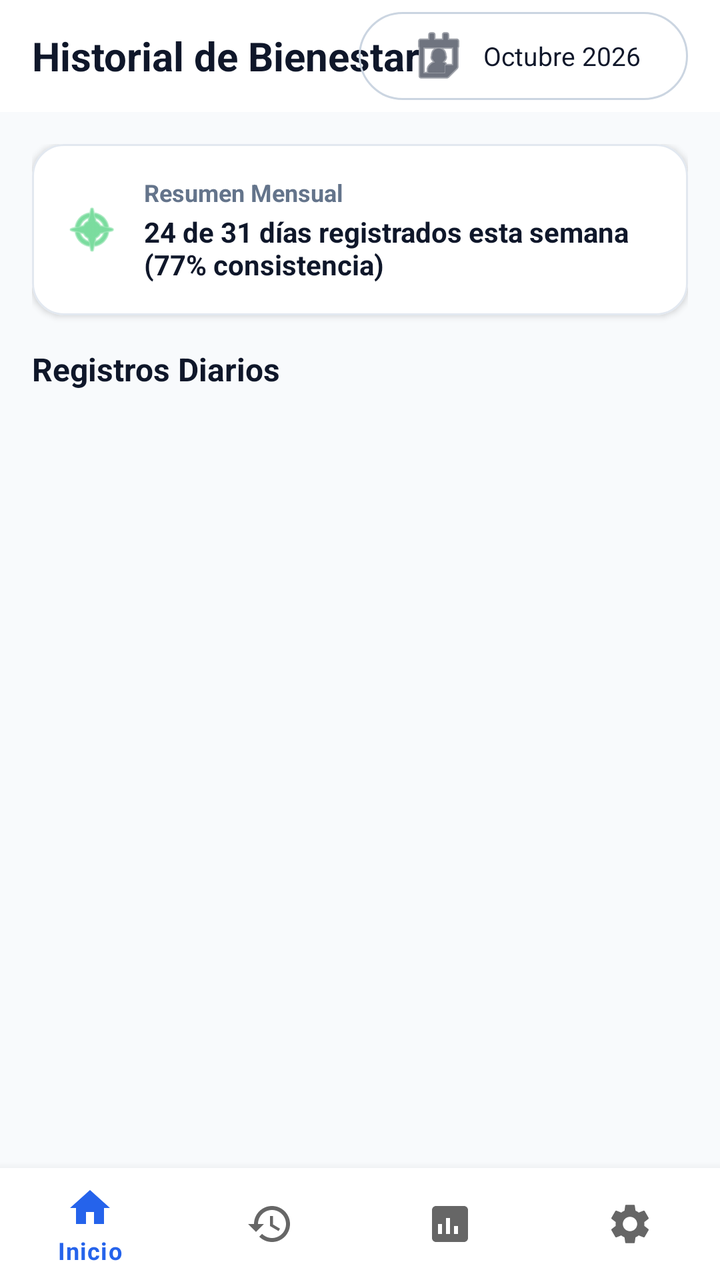
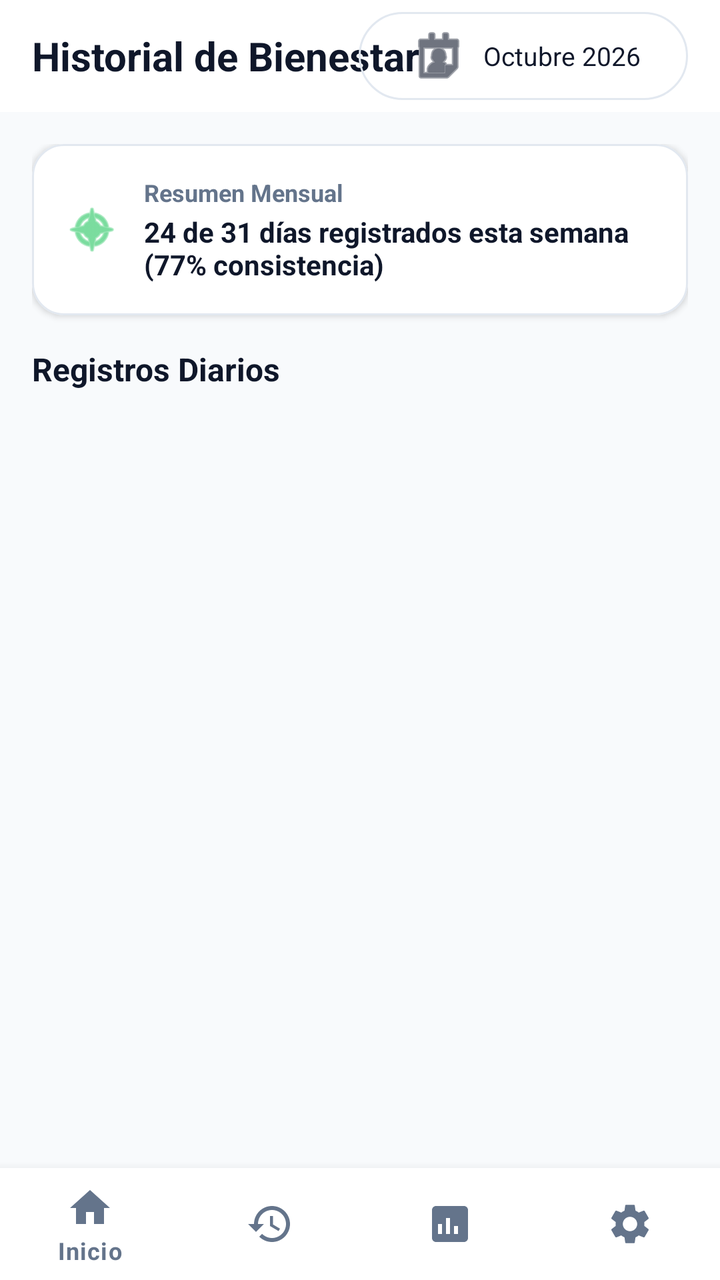

The first picture is an Android layout as it rendered before a commit; the second is the same layout after the commit. The layout source and the unified diff follow.
<!-- AndroidManifest.xml: activity theme Theme.MindStep -->
<!-- res/layout/activity_historial.xml -->
<?xml version="1.0" encoding="utf-8"?>
<RelativeLayout xmlns:android="http://schemas.android.com/apk/res/android"
    xmlns:app="http://schemas.android.com/apk/res-auto"
    xmlns:tools="http://schemas.android.com/tools"
    android:id="@+id/rootHistorial"
    android:layout_width="match_parent"
    android:layout_height="match_parent"
    android:background="#F8FAFC"
    tools:context=".HistorialActivity">

    
    <com.google.android.material.appbar.AppBarLayout
        android:id="@+id/appBarLayout"
        android:layout_width="match_parent"
        android:layout_height="wrap_content"
        android:layout_alignParentTop="true"
        android:background="#FFFFFF"
        app:elevation="4dp">

        <com.google.android.material.appbar.MaterialToolbar
            android:id="@+id/toolbarHistorial"
            android:layout_width="match_parent"
            android:layout_height="?attr/actionBarSize"
            android:background="#FFFFFF">

            <RelativeLayout
                android:layout_width="match_parent"
                android:layout_height="match_parent"
                android:paddingEnd="16dp">

                <TextView
                    android:id="@+id/tvToolbarTitle"
                    android:layout_width="wrap_content"
                    android:layout_height="wrap_content"
                    android:layout_alignParentStart="true"
                    android:layout_centerVertical="true"
                    android:text="Historial de Bienestar"
                    android:textColor="#0F172A"
                    android:textSize="20sp"
                    android:textStyle="bold" />

                
                <com.google.android.material.button.MaterialButton
                    android:id="@+id/btnFiltroMes"
                    style="@style/Widget.Material3.Button.OutlinedButton"
                    android:layout_width="wrap_content"
                    android:layout_height="wrap_content"
                    android:layout_alignParentEnd="true"
                    android:layout_centerVertical="true"
                    android:contentDescription="Filtro por mes"
                    android:text="Octubre 2026"
                    android:textColor="#0F172A"
                    android:textSize="13sp"
                    app:icon="@android:drawable/ic_menu_my_calendar"
                    app:iconGravity="textStart"
                    app:iconPadding="6dp"
                    app:iconTint="#0F172A"
                    app:strokeColor="#CBD5E1"
                    app:strokeWidth="1dp" />

            </RelativeLayout>

        </com.google.android.material.appbar.MaterialToolbar>

    </com.google.android.material.appbar.AppBarLayout>

    
    <androidx.core.widget.NestedScrollView
        android:layout_width="match_parent"
        android:layout_height="match_parent"
        android:layout_above="@id/bottomNavigation"
        android:layout_below="@id/appBarLayout"
        android:fillViewport="true">

        <LinearLayout
            android:layout_width="match_parent"
            android:layout_height="wrap_content"
            android:orientation="vertical"
            android:padding="16dp">

            
            <com.google.android.material.card.MaterialCardView
                android:id="@+id/cardResumenMensual"
                android:layout_width="match_parent"
                android:layout_height="wrap_content"
                android:layout_marginBottom="16dp"
                app:cardBackgroundColor="#FFFFFF"
                app:cardCornerRadius="16dp"
                app:cardElevation="2dp"
                app:strokeColor="#E2E8F0"
                app:strokeWidth="1dp">

                <LinearLayout
                    android:layout_width="match_parent"
                    android:layout_height="wrap_content"
                    android:gravity="center_vertical"
                    android:orientation="horizontal"
                    android:padding="16dp">

                    <ImageView
                        android:id="@+id/ivResumenIcon"
                        android:layout_width="28dp"
                        android:layout_height="28dp"
                        android:layout_marginEnd="12dp"
                        android:contentDescription="Ícono Resumen"
                        android:src="@android:drawable/ic_menu_compass"
                        app:tint="#22C55E" />

                    <LinearLayout
                        android:layout_width="0dp"
                        android:layout_height="wrap_content"
                        android:layout_weight="1"
                        android:orientation="vertical">

                        <TextView
                            android:id="@+id/tvResumenTitulo"
                            android:layout_width="wrap_content"
                            android:layout_height="wrap_content"
                            android:text="Resumen Mensual"
                            android:textColor="#64748B"
                            android:textSize="12sp"
                            android:textStyle="bold" />

                        <TextView
                            android:id="@+id/tvResumenTexto"
                            android:layout_width="wrap_content"
                            android:layout_height="wrap_content"
                            android:layout_marginTop="2dp"
                            android:text="24 de 31 días registrados esta semana (77% consistencia)"
                            android:textColor="#0F172A"
                            android:textSize="14sp"
                            android:textStyle="bold" />

                    </LinearLayout>

                </LinearLayout>

            </com.google.android.material.card.MaterialCardView>

            
            <TextView
                android:layout_width="wrap_content"
                android:layout_height="wrap_content"
                android:layout_marginBottom="12dp"
                android:text="Registros Diarios"
                android:textColor="#0F172A"
                android:textSize="16sp"
                android:textStyle="bold" />

            
            <androidx.recyclerview.widget.RecyclerView
                android:id="@+id/rvHistorialRegistros"
                android:layout_width="match_parent"
                android:layout_height="wrap_content"
                android:nestedScrollingEnabled="false"
                tools:itemCount="3"
                tools:listitem="@layout/item_registro_diario" />

        </LinearLayout>

    </androidx.core.widget.NestedScrollView>

    
    <com.google.android.material.bottomnavigation.BottomNavigationView
        android:id="@+id/bottomNavigation"
        android:layout_width="match_parent"
        android:layout_height="wrap_content"
        android:layout_alignParentBottom="true"
        android:background="#FFFFFF"
        app:elevation="8dp"
        app:menu="@menu/bottom_nav_menu" />

</RelativeLayout>
<!-- res/layout/item_registro_diario.xml (included above) -->
<?xml version="1.0" encoding="utf-8"?>
<com.google.android.material.card.MaterialCardView
    xmlns:android="http://schemas.android.com/apk/res/android"
    xmlns:app="http://schemas.android.com/apk/res-auto"
    android:layout_width="match_parent"
    android:layout_height="wrap_content"
    android:layout_marginBottom="12dp"
    app:cardCornerRadius="16dp"
    app:cardElevation="2dp"
    app:cardBackgroundColor="#FFFFFF"
    app:strokeColor="#E2E8F0"
    app:strokeWidth="1dp">

    <LinearLayout
        android:layout_width="match_parent"
        android:layout_height="wrap_content"
        android:orientation="horizontal">

        
        <View
            android:id="@+id/viewRiesgoBadge"
            android:layout_width="6dp"
            android:layout_height="match_parent"
            android:background="#22C55E" />

        <LinearLayout
            android:layout_width="match_parent"
            android:layout_height="wrap_content"
            android:orientation="vertical"
            android:padding="16dp">

            
            <RelativeLayout
                android:layout_width="match_parent"
                android:layout_height="wrap_content"
                android:layout_marginBottom="8dp">

                <TextView
                    android:id="@+id/tvFechaRegistro"
                    android:layout_width="wrap_content"
                    android:layout_height="wrap_content"
                    android:layout_alignParentStart="true"
                    android:layout_centerVertical="true"
                    android:text="Hoy - 08 Octubre"
                    android:textColor="#0F172A"
                    android:textSize="16sp"
                    android:textStyle="bold" />

                
                <TextView
                    android:id="@+id/tvRiesgoBadge"
                    android:layout_width="wrap_content"
                    android:layout_height="wrap_content"
                    android:layout_alignParentEnd="true"
                    android:layout_centerVertical="true"
                    android:paddingHorizontal="10dp"
                    android:paddingVertical="4dp"
                    android:text="Riesgo Bajo"
                    android:textColor="#22C55E"
                    android:textSize="12sp"
                    android:textStyle="bold" />

            </RelativeLayout>

            
            <TextView
                android:id="@+id/tvMetricas"
                android:layout_width="match_parent"
                android:layout_height="wrap_content"
                android:layout_marginBottom="8dp"
                android:text="Sueño 7.5h • Estrés 4/10 • Ánimo 🙂 Bien"
                android:textColor="#334155"
                android:textSize="14sp" />

            
            <TextView
                android:id="@+id/tvTags"
                android:layout_width="match_parent"
                android:layout_height="wrap_content"
                android:text="#Trabajo #Ejercicio"
                android:textColor="#64748B"
                android:textSize="13sp"
                android:textStyle="italic" />

        </LinearLayout>
    </LinearLayout>

</com.google.android.material.card.MaterialCardView>
<!-- resources referenced by this layout -->
<resources>
  <style name="Theme.MindStep" parent="Theme.MaterialComponents.DayNight.NoActionBar">
          <item name="colorPrimary">#2563EB</item>
          <item name="colorPrimaryVariant">#1D4ED8</item>
          <item name="colorOnPrimary">#FFFFFF</item>
          <item name="colorSecondary">#059669</item>
          <item name="colorSecondaryVariant">#047857</item>
          <item name="colorOnSecondary">#FFFFFF</item>
          <item name="android:statusBarColor">#FFFFFF</item>
          <item name="android:windowLightStatusBar" tools:targetApi="m">true</item>
          <item name="android:windowBackground">#F8FAFC</item>
      </style>
</resources>

<!-- the commit's change to res/layout/activity_historial.xml (unified diff, before → after) -->
@@ -5,7 +5,7 @@
     android:id="@+id/rootHistorial"
     android:layout_width="match_parent"
     android:layout_height="match_parent"
-    android:background="#F8FAFC"
+    android:background="@color/bg_screen"
     tools:context=".HistorialActivity">
 
     
@@ -14,14 +14,14 @@
         android:layout_width="match_parent"
         android:layout_height="wrap_content"
         android:layout_alignParentTop="true"
-        android:background="#FFFFFF"
+        android:background="@color/card_bg"
         app:elevation="4dp">
 
         <com.google.android.material.appbar.MaterialToolbar
             android:id="@+id/toolbarHistorial"
             android:layout_width="match_parent"
             android:layout_height="?attr/actionBarSize"
-            android:background="#FFFFFF">
+            android:background="@color/card_bg">
 
             <RelativeLayout
                 android:layout_width="match_parent"
@@ -35,7 +35,7 @@
                     android:layout_alignParentStart="true"
                     android:layout_centerVertical="true"
                     android:text="Historial de Bienestar"
-                    android:textColor="#0F172A"
+                    android:textColor="@color/text_dark"
                     android:textSize="20sp"
                     android:textStyle="bold" />
 
@@ -49,13 +49,13 @@
                     android:layout_centerVertical="true"
                     android:contentDescription="Filtro por mes"
                     android:text="Octubre 2026"
-                    android:textColor="#0F172A"
+                    android:textColor="@color/text_dark"
                     android:textSize="13sp"
                     app:icon="@android:drawable/ic_menu_my_calendar"
                     app:iconGravity="textStart"
                     app:iconPadding="6dp"
-                    app:iconTint="#0F172A"
-                    app:strokeColor="#CBD5E1"
+                    app:iconTint="@color/text_dark"
+                    app:strokeColor="@color/card_border"
                     app:strokeWidth="1dp" />
 
             </RelativeLayout>
@@ -84,10 +84,10 @@
                 android:layout_width="match_parent"
                 android:layout_height="wrap_content"
                 android:layout_marginBottom="16dp"
-                app:cardBackgroundColor="#FFFFFF"
+                app:cardBackgroundColor="@color/card_bg"
                 app:cardCornerRadius="16dp"
                 app:cardElevation="2dp"
-                app:strokeColor="#E2E8F0"
+                app:strokeColor="@color/card_border"
                 app:strokeWidth="1dp">
 
                 <LinearLayout
@@ -104,7 +104,7 @@
                         android:layout_marginEnd="12dp"
                         android:contentDescription="Ícono Resumen"
                         android:src="@android:drawable/ic_menu_compass"
-                        app:tint="#22C55E" />
+                        app:tint="@color/success" />
 
                     <LinearLayout
                         android:layout_width="0dp"
@@ -117,7 +117,7 @@
                             android:layout_width="wrap_content"
                             android:layout_height="wrap_content"
                             android:text="Resumen Mensual"
-                            android:textColor="#64748B"
+                            android:textColor="@color/text_muted"
                             android:textSize="12sp"
                             android:textStyle="bold" />
 
@@ -127,7 +127,7 @@
                             android:layout_height="wrap_content"
                             android:layout_marginTop="2dp"
                             android:text="24 de 31 días registrados esta semana (77% consistencia)"
-                            android:textColor="#0F172A"
+                            android:textColor="@color/text_dark"
                             android:textSize="14sp"
                             android:textStyle="bold" />
 
@@ -143,7 +143,7 @@
                 android:layout_height="wrap_content"
                 android:layout_marginBottom="12dp"
                 android:text="Registros Diarios"
-                android:textColor="#0F172A"
+                android:textColor="@color/text_dark"
                 android:textSize="16sp"
                 android:textStyle="bold" />
 
@@ -166,8 +166,10 @@
         android:layout_width="match_parent"
         android:layout_height="wrap_content"
         android:layout_alignParentBottom="true"
-        android:background="#FFFFFF"
+        android:background="@color/card_bg"
         app:elevation="8dp"
+        app:itemIconTint="@color/text_muted"
+        app:itemTextColor="@color/text_muted"
         app:menu="@menu/bottom_nav_menu" />
 
 </RelativeLayout>
@@ -181,8 +183,8 @@
     android:layout_marginBottom="12dp"
     app:cardCornerRadius="16dp"
     app:cardElevation="2dp"
-    app:cardBackgroundColor="#FFFFFF"
-    app:strokeColor="#E2E8F0"
+    app:cardBackgroundColor="@color/card_bg"
+    app:strokeColor="@color/card_border"
     app:strokeWidth="1dp">
 
     <LinearLayout
@@ -195,7 +197,7 @@
             android:id="@+id/viewRiesgoBadge"
             android:layout_width="6dp"
             android:layout_height="match_parent"
-            android:background="#22C55E" />
+            android:background="@color/success" />
 
         <LinearLayout
             android:layout_width="match_parent"
@@ -216,7 +218,7 @@
                     android:layout_alignParentStart="true"
                     android:layout_centerVertical="true"
                     android:text="Hoy - 08 Octubre"
-                    android:textColor="#0F172A"
+                    android:textColor="@color/text_dark"
                     android:textSize="16sp"
                     android:textStyle="bold" />
 
@@ -230,7 +232,7 @@
                     android:paddingHorizontal="10dp"
                     android:paddingVertical="4dp"
                     android:text="Riesgo Bajo"
-                    android:textColor="#22C55E"
+                    android:textColor="@color/success"
                     android:textSize="12sp"
                     android:textStyle="bold" />
 
@@ -243,7 +245,7 @@
                 android:layout_height="wrap_content"
                 android:layout_marginBottom="8dp"
                 android:text="Sueño 7.5h • Estrés 4/10 • Ánimo 🙂 Bien"
-                android:textColor="#334155"
+                android:textColor="@color/text_body"
                 android:textSize="14sp" />
 
             
@@ -252,7 +254,7 @@
                 android:layout_width="match_parent"
                 android:layout_height="wrap_content"
                 android:text="#Trabajo #Ejercicio"
-                android:textColor="#64748B"
+                android:textColor="@color/text_muted"
                 android:textSize="13sp"
                 android:textStyle="italic" />
 
<!-- resource entries referenced after the edit -->
@@ -1,5 +1,12 @@
 <!-- resources referenced by this layout -->
 <resources>
+  <color name="bg_screen">#F8FAFC</color>
+  <color name="card_bg">#FFFFFF</color>
+  <color name="card_border">#E2E8F0</color>
+  <color name="success">#22C55E</color>
+  <color name="text_body">#334155</color>
+  <color name="text_dark">#0F172A</color>
+  <color name="text_muted">#64748B</color>
   <style name="Theme.MindStep" parent="Theme.MaterialComponents.DayNight.NoActionBar">
           <item name="colorPrimary">#2563EB</item>
           <item name="colorPrimaryVariant">#1D4ED8</item>
